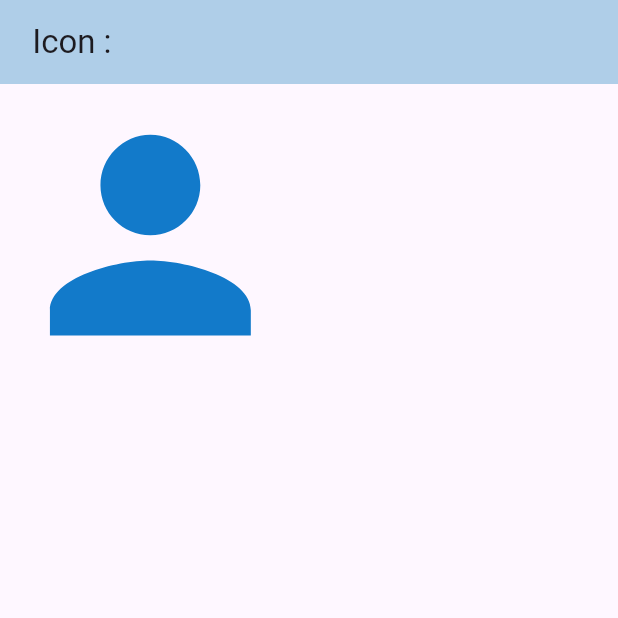
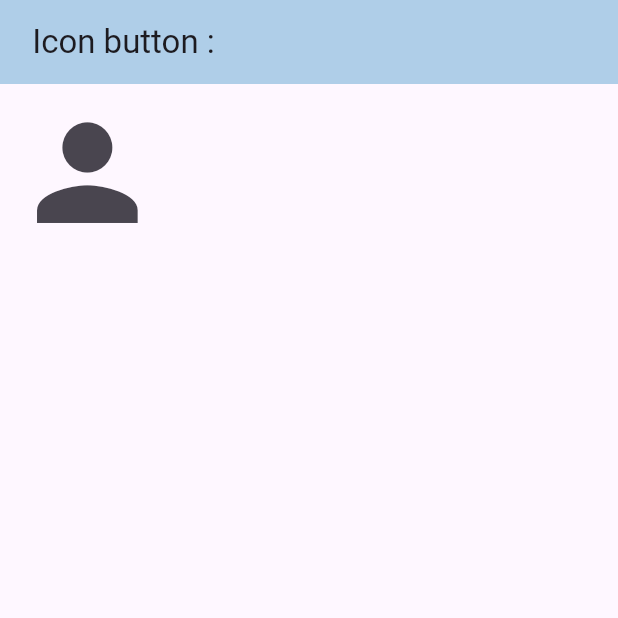
Before and after one commit to HussenAlwees/basics, a Flutter app: the screen it shows after launch, on a phone screen of 412 x 824 dp, the top half of it. Run offline on Flutter 3.47's test engine with Material 3 defaults, Android fonts, the phone set to English and light mode, and no system bars.

Commit message:
iconButton widget

```diff
--- a/lib/main.dart
+++ b/lib/main.dart
@@ -13,15 +13,19 @@ class MyApp extends StatelessWidget {
     return MaterialApp(
       home: Scaffold(
         appBar: AppBar(
-          title: const Text(" Icon :"),
+          title: const Text(" Icon button :"),
           backgroundColor: const Color.fromARGB(255, 175, 206, 232),
         ), //AppBar
         body: Container(
-          child: Icon(
-            Icons.person,
-            color: Color.fromARGB(255, 18, 122, 202),
-            size: 200.5,
-          ), //Icon
+          child: IconButton(
+            onPressed: () {
+              print("icon is pressed");
+            },
+            iconSize: 100.5,
+            icon: const Icon(
+              Icons.person,
+            ), //Icon
+          ), //IconButton
         ), //Container
       ), //Scaffold
     ); //MaterialApp
```
